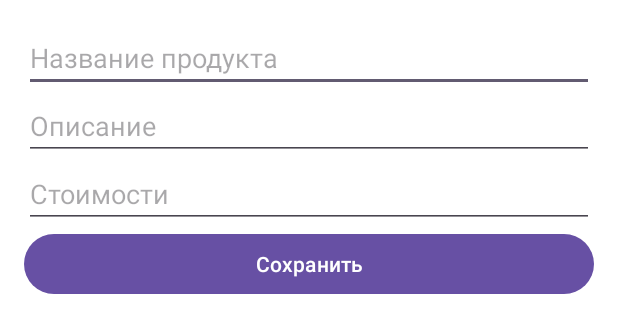
After one commit to Paulik0182/Myktor, an Android app: the layout fragment_edit_product.xml on its own in the app's theme, with its tools: preview values and no code run, on a phone screen of 412 x 824 dp. The commit adds this screen. Shown: the top 333 px of the screen. Run offline under Robolectric (Android 15) with nearby library versions, the phone set to English and light mode, and no system bars.

Commit message:
Finalizing the process of adding a Product

```diff
--- /dev/null
+++ b/app/src/main/res/layout/fragment_edit_product.xml
@@ -0,0 +1,32 @@
+<?xml version="1.0" encoding="utf-8"?>
+<LinearLayout xmlns:android="http://schemas.android.com/apk/res/android"
+    android:layout_width="match_parent"
+    android:layout_height="match_parent"
+    android:background="@color/white"
+    android:orientation="vertical"
+    android:padding="16dp">
+
+    <EditText
+        android:id="@+id/product_name_edit_text"
+        android:layout_width="match_parent"
+        android:layout_height="wrap_content"
+        android:hint="Название продукта" />
+
+    <EditText
+        android:id="@+id/description_edit_text"
+        android:layout_width="match_parent"
+        android:layout_height="wrap_content"
+        android:hint="Описание" />
+
+    <EditText
+        android:id="@+id/price_edit_text"
+        android:layout_width="match_parent"
+        android:layout_height="wrap_content"
+        android:hint="Стоимости" />
+
+    <Button
+        android:id="@+id/save_button"
+        android:layout_width="match_parent"
+        android:layout_height="wrap_content"
+        android:text="Сохранить" />
+</LinearLayout>
```
Also changed, not shown: app/src/main/java/com/nayya/myktor/data/ApiService.kt (+14 -1 lines), app/src/main/java/com/nayya/myktor/domain/BigDecimalSerializer.kt (added, +25 -0 lines), app/src/main/java/com/nayya/myktor/domain/ProductEntity.kt (added, +21 -0 lines), app/src/main/java/com/nayya/myktor/ui/product/editproduct/EditProductFragment.kt (added, +109 -0 lines), app/src/main/java/com/nayya/myktor/ui/product/editproduct/EditProductViewModel.kt (added, +60 -0 lines), app/src/main/java/com/nayya/myktor/ui/product/products/ProductViewModel.kt (+23 -4 lines), app/src/main/java/com/nayya/myktor/ui/product/products/ProductsAdapter.kt (+37 -6 lines), app/src/main/java/com/nayya/myktor/ui/product/products/ProductsFragment.kt (+27 -3 lines), app/src/main/java/com/nayya/myktor/ui/product/suppliers/SupplierViewModel.kt (+3 -14 lines), app/src/main/java/com/nayya/myktor/ui/root/MainActivity.kt (+8 -1 lines).
